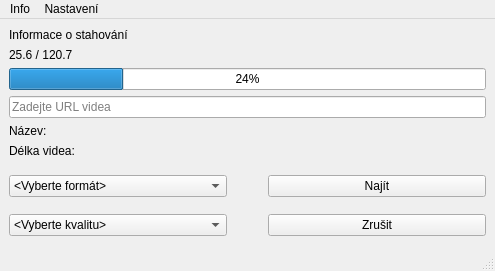
Qt form mainwindow.ui (RxiPland/y2mate_desktop) before a commit.
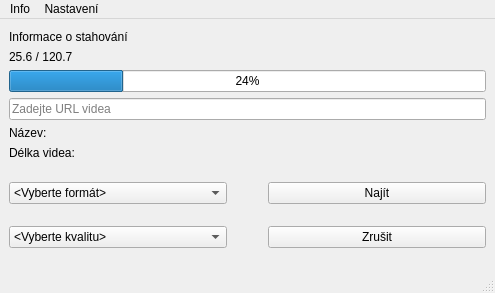
The same form after that commit. Icons and pictures are not drawn.

What changed in the file:
```diff
--- a/mainwindow.ui
+++ b/mainwindow.ui
@@ -7,7 +7,7 @@
     <x>0</x>
     <y>0</y>
     <width>495</width>
-    <height>271</height>
+    <height>293</height>
    </rect>
   </property>
   <property name="windowTitle">
```
Left out of the diff: 19 changed lines with no effect on the pictures.
